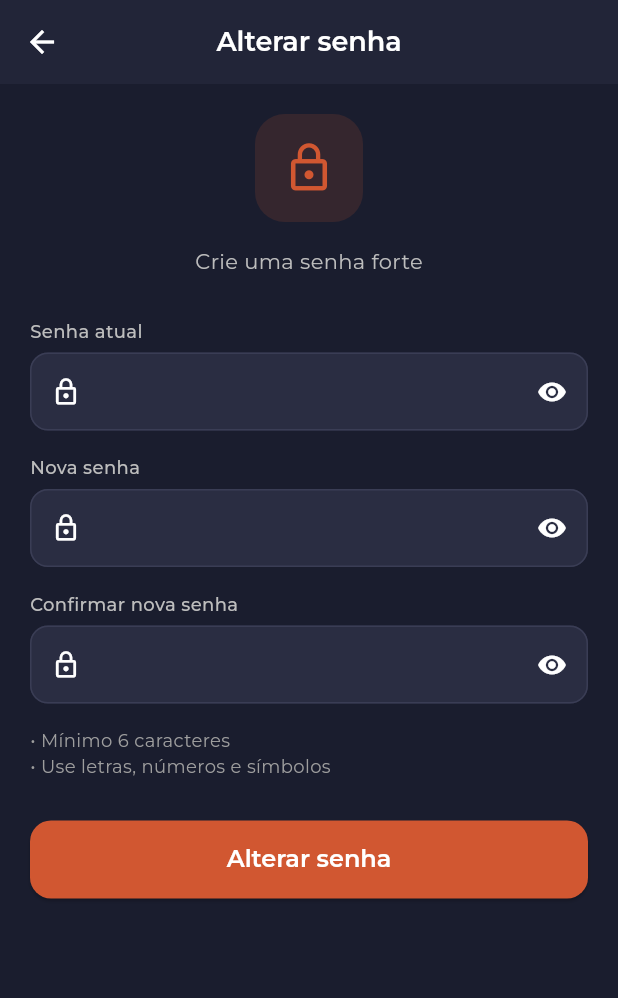
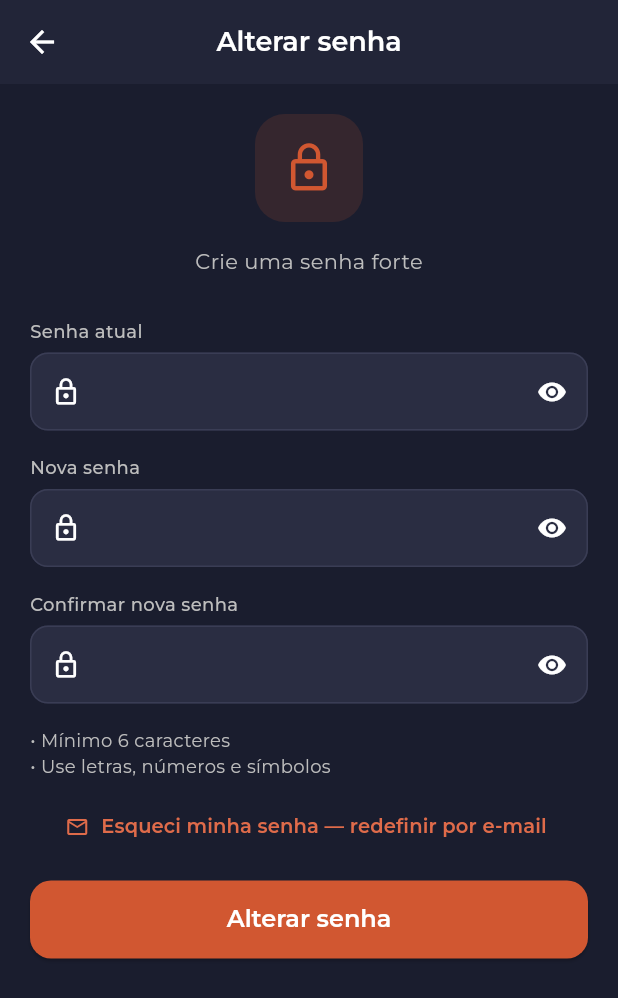
Before and after one commit to VictorPombo/CrpApp, a Flutter app: the ProfileScreen widget shown alone on an empty page, opened directly, after a tap on "Alterar senha", on a phone screen of 412 x 824 dp. Shown: the top 998 px of the screen. Run offline on Flutter 3.47's test engine with Material 3 defaults, Android fonts, the phone set to English and light mode, and no system bars; our stand-ins replace go_router, google_fonts, pdf, printing, qr_flutter, shared_preferences and 1 more; accounts and stored records are empty.

Commit message:
fix: varredura completa dark mode — dados pessoais, sobre CRP, alterar senha
- personal_data_screen: Editar/Salvar/Alterar foto cor laranja visível, cursorColor, focusedBorder
- profile_screen: logo distorcida removida do dialog Sobre CRP, substituída por ícone info laranja
- change_password_screen: link 'Esqueci minha senha — redefinir por e-mail' adicionado
- auth screens: botões voltar explícitos (forgot/verify/reset password)
- auth_text_field: cursorColor, floatingLabelStyle, labelStyle, focusedErrorBorder
- verify_email_screen: OTP cursorColor e enabledBorder

```diff
--- a/lib/screens/auth/change_password_screen.dart
+++ b/lib/screens/auth/change_password_screen.dart
@@ -1,4 +1,5 @@
 import 'package:flutter/material.dart';
+import 'package:go_router/go_router.dart';
 import '../../core/theme/app_theme.dart';
 
 class ChangePasswordScreen extends StatefulWidget {
@@ -128,10 +129,26 @@ class _ChangePasswordScreenState extends State<ChangePasswordScreen> {
                   '• Mínimo 6 caracteres\n• Use letras, números e símbolos',
                   style: TextStyle(
                       fontSize: 12,
-                      color: isDark ? Colors.grey[500] : Colors.grey[500]),
+                      color: isDark ? Colors.grey[400] : Colors.grey[500]),
                 ),
               ),
-              const SizedBox(height: 20),
+
+              // Opção de redefinir por email
+              Center(
+                child: TextButton.icon(
+                  onPressed: () => context.push('/auth/forgot-password'),
+                  icon: Icon(Icons.email_outlined, size: 16,
+                      color: isDark ? AppColors.secondaryLight : AppColors.primary),
+                  label: Text(
+                    'Esqueci minha senha — redefinir por e-mail',
+                    style: TextStyle(
+                      fontSize: 13,
+                      color: isDark ? AppColors.secondaryLight : AppColors.primary,
+                    ),
+                  ),
+                ),
+              ),
+              const SizedBox(height: 12),
 
               // Botão
               SizedBox(
@@ -181,6 +198,7 @@ class _ChangePasswordScreenState extends State<ChangePasswordScreen> {
           controller: controller,
           obscureText: !showPassword,
           validator: validator,
+          cursorColor: isDark ? AppColors.secondaryLight : AppColors.primary,
           decoration: InputDecoration(
             prefixIcon: const Icon(Icons.lock_outline, size: 20),
             suffixIcon: IconButton(
@@ -203,8 +221,9 @@ class _ChangePasswordScreenState extends State<ChangePasswordScreen> {
             ),
             focusedBorder: OutlineInputBorder(
               borderRadius: BorderRadius.circular(12),
-              borderSide:
-                  const BorderSide(color: AppColors.primary, width: 1.5),
+              borderSide: BorderSide(
+                  color: isDark ? AppColors.secondaryLight : AppColors.primary,
+                  width: 1.5),
             ),
           ),
         ),
--- a/lib/screens/auth/forgot_password_screen.dart
+++ b/lib/screens/auth/forgot_password_screen.dart
@@ -48,6 +48,10 @@ class _ForgotPasswordScreenState extends State<ForgotPasswordScreen> {
         title: const Text('Esqueci minha senha'),
         backgroundColor: Colors.transparent,
         elevation: 0,
+        leading: IconButton(
+          icon: const Icon(Icons.arrow_back),
+          onPressed: () => context.go('/login'),
+        ),
       ),
       body: Center(
         child: SingleChildScrollView(
--- a/lib/screens/auth/reset_password_screen.dart
+++ b/lib/screens/auth/reset_password_screen.dart
@@ -58,6 +58,10 @@ class _ResetPasswordScreenState extends State<ResetPasswordScreen> {
         title: const Text('Nova senha'),
         backgroundColor: Colors.transparent,
         elevation: 0,
+        leading: IconButton(
+          icon: const Icon(Icons.arrow_back),
+          onPressed: () => context.go('/login'),
+        ),
       ),
       body: Center(
         child: SingleChildScrollView(
```
Also changed, not shown: lib/screens/auth/verify_email_screen.dart (+16 -5 lines), lib/screens/profile_screen.dart (+7 -3 lines), lib/screens/student/personal_data_screen.dart (+14 -1 lines), lib/widgets/auth/auth_text_field.dart (+19 -1 lines).
